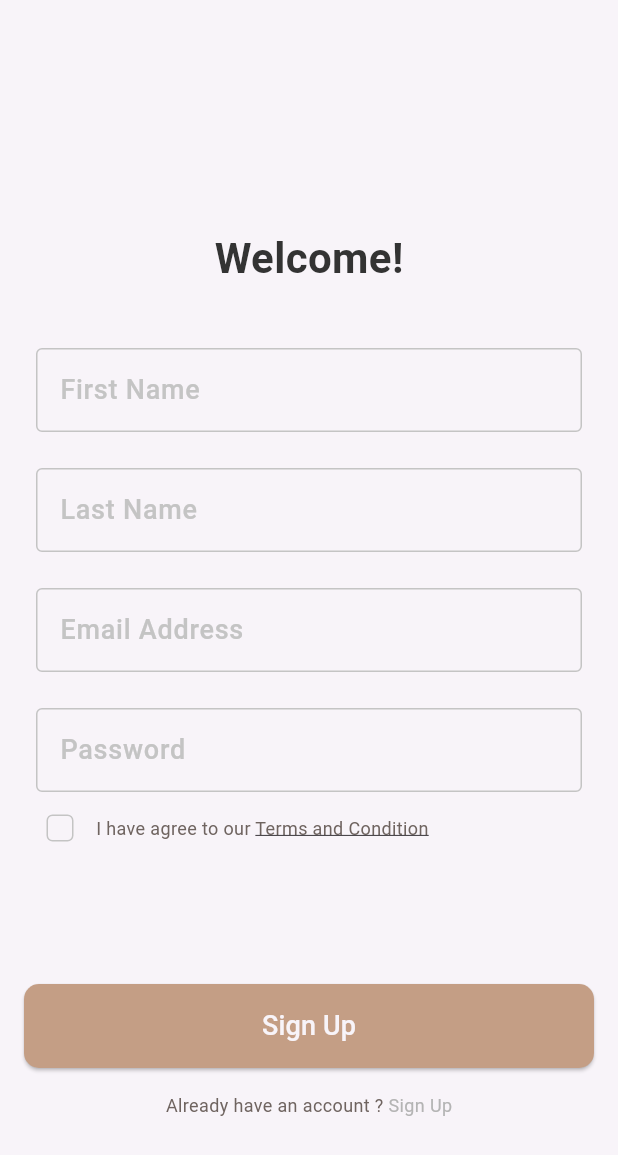
After one commit to Mo7amed-fawzy/dalel-app, a Flutter app: the screen it shows after launch, after a tap on "Skip", on a phone screen of 412 x 824 dp. The commit adds this screen. Shown: the top 1155 px of the screen. Run offline on Flutter 3.47's test engine with Material 3 defaults, Android fonts, the phone set to English and light mode, and no system bars; our stand-ins replace firebase_auth, firebase_core, flutter_bloc, get_it, go_router, shared_preferences and 1 more; accounts and stored records are empty; Roboto replaces fonts that are missing (Poppins).

Commit message:
create account with email and password

```diff
--- /dev/null
+++ b/lib/app/dalel_app.dart
@@ -0,0 +1,21 @@
+// MVVM => Model View(Presentation) Model_View(Manager)
+import 'package:dalel_app/core/routes/app_router.dart';
+import 'package:dalel_app/core/utils/app_colors.dart';
+import 'package:flutter/material.dart';
+
+class Dalel extends StatelessWidget {
+  const Dalel({super.key});
+
+  // This widget is the root of your application.
+  @override
+  Widget build(BuildContext context) {
+    return MaterialApp.router(
+      theme: ThemeData(
+        scaffoldBackgroundColor: AppColors.offWhite,
+      ),
+      routerConfig: starterrouter,
+      debugShowCheckedModeBanner: false,
+      // home: MyHomePage(),
+    );
+  }
+}
--- /dev/null
+++ b/lib/core/functions/check_state_changes.dart
@@ -0,0 +1,17 @@
+import 'package:firebase_auth/firebase_auth.dart';
+import 'package:flutter/foundation.dart';
+
+void checkAuthenticationChanges() {
+  // بتشك الاول علي ال authentication هنا
+  FirebaseAuth.instance.authStateChanges().listen((User? user) {
+    if (user == null) {
+      if (kDebugMode) {
+        print('User is currently signed out!');
+      }
+    } else {
+      if (kDebugMode) {
+        print('User is signed in!');
+      }
+    }
+  });
+}
--- a/lib/features/auth/presentation/auth_cubit/cubit/auth_cubit.dart
+++ b/lib/features/auth/presentation/auth_cubit/cubit/auth_cubit.dart
@@ -1,6 +1,35 @@
 import 'package:dalel_app/features/auth/presentation/auth_cubit/cubit/auth_state.dart';
+import 'package:firebase_auth/firebase_auth.dart';
 import 'package:flutter_bloc/flutter_bloc.dart';
 
 class AuthCubit extends Cubit<AuthState> {
   AuthCubit() : super(AuthInitial());
+
+  late String? firstName;
+  late String? lastName;
+  late String? emailAddress;
+  late String? password;
+
+  createUserWithEmailAndPassword() async {
+    try {
+      emit(SignUpLoadingState());
+      // ignore: unused_local_variable
+      final credential =
+          await FirebaseAuth.instance.createUserWithEmailAndPassword(
+        email: emailAddress!,
+        password: password!,
+      );
+      emit(SignUpSuccessState());
+    } on FirebaseAuthException catch (e) {
+      if (e.code == 'weak-password') {
+        emit(SignUpFailureState(
+            errMessage: 'The password provided is too weak.'));
+      } else if (e.code == 'email-already-in-use') {
+        emit(SignUpFailureState(
+            errMessage: 'The account already exists for that email.'));
+      }
+    } catch (e) {
+      emit(SignUpFailureState(errMessage: e.toString()));
+    }
+  }
 }
--- a/lib/features/auth/presentation/auth_cubit/cubit/auth_state.dart
+++ b/lib/features/auth/presentation/auth_cubit/cubit/auth_state.dart
@@ -1,3 +1,13 @@
 class AuthState {}
 
 final class AuthInitial extends AuthState {}
+
+final class SignUpLoadingState extends AuthState {}
+
+final class SignUpSuccessState extends AuthState {}
+
+final class SignUpFailureState extends AuthState {
+  final String errMessage;
+
+  SignUpFailureState({required this.errMessage});
+}
--- /dev/null
+++ b/lib/features/auth/presentation/widgets/custom_sign_up_form.dart
@@ -0,0 +1,63 @@
+import 'package:dalel_app/core/utils/app_strings.dart';
+import 'package:dalel_app/core/widgets/custom_btn.dart';
+import 'package:dalel_app/features/auth/presentation/auth_cubit/cubit/auth_cubit.dart';
+import 'package:dalel_app/features/auth/presentation/auth_cubit/cubit/auth_state.dart';
+import 'package:dalel_app/features/auth/presentation/widgets/custom_text_field.dart';
+import 'package:dalel_app/features/auth/presentation/widgets/terms_and_condition.dart';
+import 'package:flutter/material.dart';
+import 'package:flutter_bloc/flutter_bloc.dart';
+
+class CustomSignUpForm extends StatelessWidget {
+  const CustomSignUpForm({super.key});
+
+  @override
+  Widget build(BuildContext context) {
+    return BlocConsumer<AuthCubit, AuthState>(
+      listener: (context, state) {},
+      builder: (context, state) {
+        return Form(
+          child: Column(
+            children: [
+              CustomTextFormField(
+                labelText: AppStrings.fristName,
+                onChanged: (firstName) {
+                  BlocProvider.of<AuthCubit>(context).firstName = firstName;
+                },
+              ),
+              CustomTextFormField(
+                labelText: AppStrings.lastName,
+                onChanged: (lastName) {
+                  BlocProvider.of<AuthCubit>(context).lastName = lastName;
+                },
+              ),
+              CustomTextFormField(
+                labelText: AppStrings.emailAddress,
+                onChanged: (emailAddress) {
+                  BlocProvider.of<AuthCubit>(context).emailAddress =
+                      emailAddress;
+                },
+              ),
+              CustomTextFormField(
+                labelText: AppStrings.password,
+                onChanged: (password) {
+                  BlocProvider.of<AuthCubit>(context).password = password;
+                },
+              ),
+              const TermsAndConditionWidget(),
+              const SizedBox(height: 80),
+              CustomBtn(
+                onPressed: () {
+                  BlocProvider.of<AuthCubit>(context)
+                      .createUserWithEmailAndPassword(
+                          // emailAddress: 'emailAddress', password: 'password'
+                          );
+                },
+                text: AppStrings.signUp,
+              ),
+            ],
+          ),
+        );
+      },
+    );
+  }
+}
--- a/lib/features/auth/presentation/widgets/custom_text_field.dart
+++ b/lib/features/auth/presentation/widgets/custom_text_field.dart
@@ -2,14 +2,24 @@
 import 'package:dalel_app/core/utils/app_text_styles.dart';
 import 'package:flutter/material.dart';
 
-class CustomTextField extends StatelessWidget {
-  const CustomTextField({super.key, required this.labelText});
+class CustomTextFormField extends StatelessWidget {
+  const CustomTextFormField(
+      {super.key,
+      required this.labelText,
+      this.onChanged,
+      this.onFieldSubmitted});
   final String labelText;
+  final Function(String)? onChanged;
+  final Function(String)? onFieldSubmitted;
   @override
   Widget build(BuildContext context) {
     return Padding(
       padding: const EdgeInsets.only(right: 8.0, left: 8.0, top: 24.0),
-      child: TextField(
+      child: TextFormField(
+          onChanged: onChanged,
+          //عبارة عن فنكشن بترجع الفاليو الجوا التكست فيلد
+          onFieldSubmitted: onFieldSubmitted,
+          // دي زي الفوق بس بتسمع اول مدوس اكسبت
           decoration: InputDecoration(
             labelText: labelText,
             labelStyle: CustomTextStyles.poppins500style18,
--- a/pubspec.yaml
+++ b/pubspec.yaml
@@ -29,6 +29,7 @@
 # versions available, run `flutter pub outdated`.
 dependencies:
   cupertino_icons: ^1.0.8
+  firebase_auth: ^5.3.1
   firebase_core: ^3.6.0
   flutter:
     sdk: flutter
```
Also changed, not shown: lib/features/auth/presentation/views/sign_up.dart (+8 -27 lines), lib/main.dart (+6 -33 lines), pubspec.lock, 5 other files. Lines whose indentation alone changed are shown as unchanged.
